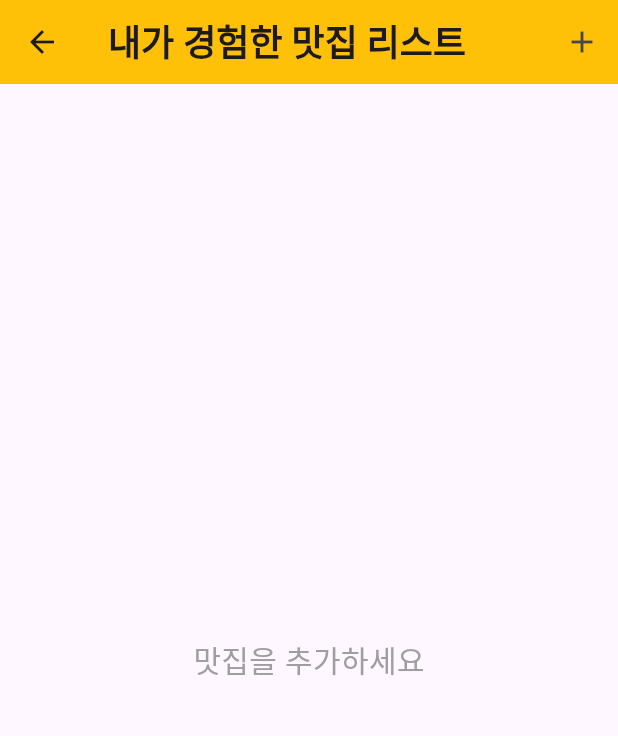
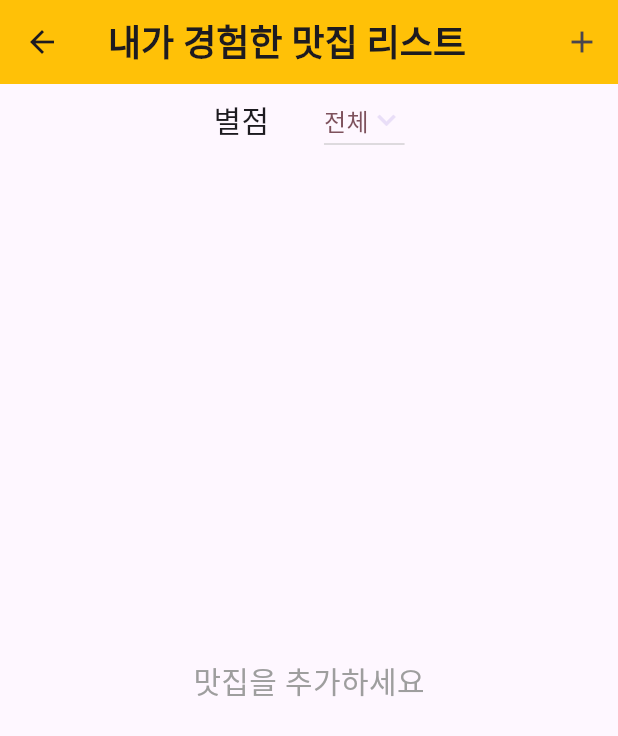
Before and after one commit to shinjs99/must-eat-, a Flutter app: the Home screen opened directly, on a phone screen of 412 x 824 dp. Shown: the top 736 px of the screen. Run offline on Flutter 3.47's test engine with Material 3 defaults, Android fonts, the phone set to English and light mode, and no system bars; our stand-ins replace flutter_map, flutter_rating_bar, flutter_slidable, geolocator, get, get_storage and 2 more; accounts and stored records are empty; network calls fail.

Commit message:
dropdown

```diff
--- a/must_eat_place_app/lib/view/home.dart
+++ b/must_eat_place_app/lib/view/home.dart
@@ -19,13 +19,20 @@ class _HomeState extends State<Home> {
   List data = [];
   final box = GetStorage();
   late String userid;
+  late List<String> rating ;
+  late String ratingValue;
+  late int currentValue;
 
   @override
   void initState() {
     super.initState();
     userid = box.read('id');
+    currentValue=0;
+    rating = ['전체','1','2','3','4','5'];
+    ratingValue = rating[currentValue];
     getJSONData();
   }
+
 
   @override
   Widget build(BuildContext context) {
@@ -44,13 +51,56 @@ class _HomeState extends State<Home> {
           ),
         ],
       ),
-      body: Center(
+      body: Column(
+        children: [
+          Row(
+            mainAxisAlignment: MainAxisAlignment.center,
+            crossAxisAlignment: CrossAxisAlignment.center,
+            children: [
+              const Text('별점       ',
+              style: TextStyle(
+                fontSize: 20
+              ),
+              ),
+              DropdownButton(
+                  //Map형태(dictionary)
+                  dropdownColor: Theme.of(context).colorScheme.primaryContainer,
+                  iconEnabledColor:
+                      Theme.of(context).colorScheme.secondaryContainer,
+                  value: ratingValue, //선택한 이름
+                  icon: const Icon(Icons.keyboard_arrow_down),
+                  items: rating.map((String rating) {
+                    return DropdownMenuItem(
+                        value: rating,
+                        child: Text(
+                          rating,
+                          style: TextStyle(
+                            color: Theme.of(context).colorScheme.tertiary,
+                          ),
+                        ));
+                  }).toList(), //map으로 선택한 값을 list로 변환
+                  onChanged: (value) {
+                    ratingValue= value!;
+                    if(ratingValue=='전체'){
+                      getJSONData();
+                    }else{
+                    getJSONDataSort();}
+                    setState(() {});
+                  },
+                ),
+            ],
+          ),
+          SizedBox(
+            height: 700,
+            child: Center(
               child: data.isEmpty
                   ? const Text(
                       '맛집을 추가하세요',
                       style: TextStyle(fontSize: 20, color: Colors.grey),
                     )
-            : ListView.builder(
+                  : SizedBox(
+                    height: 700,
+                    child: ListView.builder(
                         itemCount: data.length,
                         itemBuilder: (context, index) {
                           return GestureDetector(
@@ -172,6 +222,10 @@ class _HomeState extends State<Home> {
                         },
                       ),
                   ),
+            ),
+          ),
+        ],
+      ),
     );
   }
 
@@ -182,6 +236,18 @@ class _HomeState extends State<Home> {
     data.clear();
     var dataConvertedJSON = json.decode(utf8.decode(response.bodyBytes));
     List result = dataConvertedJSON['results'];
+    data.addAll(result);
+    setState(() {});
+  }
+
+  getJSONDataSort()async{
+    String sortRating = "$ratingValue%";
+    var url = Uri.parse('http://127.0.0.1:8000/sort?rating=$sortRating&user_id=$userid');
+    var response = await http.get(url);
+    print(response);
+    data.clear();
+    var dataConvertedJSON = json.decode(utf8.decode(response.bodyBytes));
+    List result = dataConvertedJSON['result'];
     data.addAll(result);
     setState(() {});
                   }
```
Also changed, not shown: must_eat_place_app/pubspec.lock, 1 other file. Lines whose indentation alone changed are shown as unchanged.
